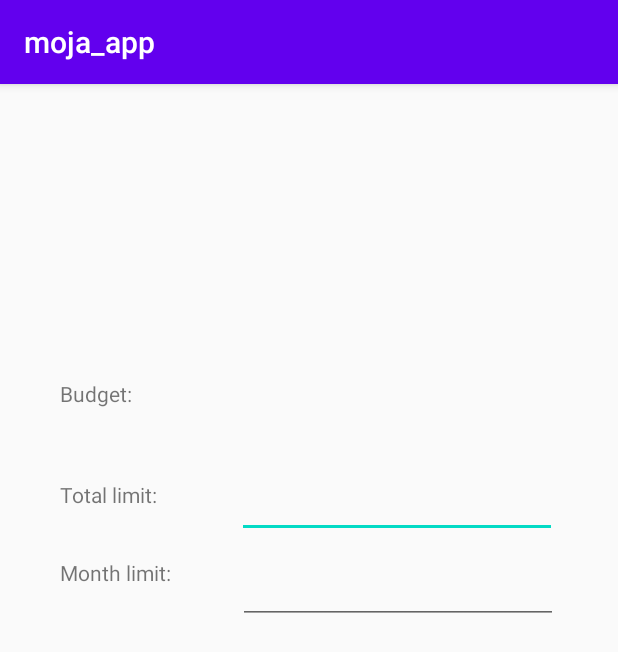
After one commit to ekarahodza1/FinanceTracker, an Android app: the fragment BudgetFragment shown on its own in the app's theme, on a phone screen of 412 x 824 dp. The commit adds this screen. Shown: the top 652 px of the screen. Run offline under Robolectric (Android 15) with nearby library versions, the phone set to English and light mode, and no system bars.

Commit message:
budget fragment

```diff
--- /dev/null
+++ b/app/src/main/java/ba/unsa/etf/rma/moja_app/BudgetFragment.java
@@ -0,0 +1,17 @@
+package ba.unsa.etf.rma.moja_app;
+
+import android.os.Bundle;
+import android.view.LayoutInflater;
+import android.view.View;
+import android.view.ViewGroup;
+
+import androidx.fragment.app.Fragment;
+
+public class BudgetFragment extends Fragment {
+    @Override
+    public View onCreateView(LayoutInflater inflater, ViewGroup container, Bundle savedInstanceState) {
+
+        return inflater.inflate(R.layout.budget_fragment, container, false);
+    }
+
+}
--- a/app/src/main/java/ba/unsa/etf/rma/moja_app/MainActivity.java
+++ b/app/src/main/java/ba/unsa/etf/rma/moja_app/MainActivity.java
@@ -135,13 +135,16 @@ public class MainActivity extends AppCompatActivity implements TransactionListFr
         TransactionListFragment listFragment = new TransactionListFragment();
         TransactionDetailFragment detailFragment = new TransactionDetailFragment();
         listFragment.setArguments(arguments);
+        detailFragment.setArguments(arguments);
         getSupportFragmentManager().beginTransaction()
                 .replace(R.id.transaction_list, listFragment)
                 .addToBackStack(null)
                 .commit();
-//        getSupportFragmentManager().beginTransaction()
-//                .replace(R.id.transaction_detail, detailFragment)
-//                .commit();
+        if (twoPaneMode) {
+            getSupportFragmentManager().beginTransaction()
+                    .replace(R.id.transaction_detail, detailFragment)
+                    .commit();
+        }
     }
 
     @RequiresApi(api = Build.VERSION_CODES.O)
@@ -149,22 +152,22 @@ public class MainActivity extends AppCompatActivity implements TransactionListFr
 
         Bundle arguments = new Bundle();
         arguments.putParcelable("new", transaction);
+//        TransactionDetailFragment detailFragment = new TransactionDetailFragment();
+//        detailFragment.setArguments(arguments);
+//        getSupportFragmentManager().beginTransaction()
+//                .replace(R.id.transaction_list, detailFragment)
+//                .addToBackStack(null)
+//                .commit();
+        TransactionListFragment listFragment = new TransactionListFragment();
         TransactionDetailFragment detailFragment = new TransactionDetailFragment();
-        detailFragment.setArguments(arguments);
+        listFragment.setArguments(arguments);
         getSupportFragmentManager().beginTransaction()
-                .replace(R.id.transaction_list, detailFragment)
+                .replace(R.id.transaction_list, listFragment)
                 .addToBackStack(null)
                 .commit();
-//        TransactionListFragment listFragment = new TransactionListFragment();
-//        TransactionDetailFragment detailFragment = new TransactionDetailFragment();
-//        listFragment.setArguments(arguments);
-//        getSupportFragmentManager().beginTransaction()
-//                .replace(R.id.transaction_list, listFragment)
-//                .addToBackStack(null)
-//                .commit();
-//        getSupportFragmentManager().beginTransaction()
-//                .replace(R.id.transaction_detail, detailFragment)
-//                .commit();
+        getSupportFragmentManager().beginTransaction()
+                .replace(R.id.transaction_detail, detailFragment)
+                .commit();
     }
 
 
--- /dev/null
+++ b/app/src/main/res/layout/budget_fragment.xml
@@ -0,0 +1,75 @@
+<?xml version="1.0" encoding="utf-8"?>
+<androidx.constraintlayout.widget.ConstraintLayout
+    xmlns:android="http://schemas.android.com/apk/res/android"
+    xmlns:app="http://schemas.android.com/apk/res-auto"
+    xmlns:tools="http://schemas.android.com/tools"
+    android:layout_width="match_parent"
+    android:layout_height="match_parent">
+
+    <EditText
+        android:id="@+id/totalLimit"
+        android:layout_width="wrap_content"
+        android:layout_height="wrap_content"
+        android:layout_marginStart="24dp"
+        android:layout_marginBottom="12dp"
+        android:ems="10"
+        android:inputType="number"
+        app:layout_constraintBottom_toTopOf="@+id/monthLimit"
+        app:layout_constraintEnd_toEndOf="parent"
+        app:layout_constraintHorizontal_bias="0.259"
+        app:layout_constraintStart_toEndOf="@+id/textView3" />
+
+    <EditText
+        android:id="@+id/monthLimit"
+        android:layout_width="wrap_content"
+        android:layout_height="wrap_content"
+        android:layout_marginEnd="40dp"
+        android:layout_marginBottom="408dp"
+        android:ems="10"
+        android:inputType="number"
+        app:layout_constraintBottom_toBottomOf="parent"
+        app:layout_constraintEnd_toEndOf="parent" />
+
+    <TextView
+        android:id="@+id/label1"
+        android:layout_width="80dp"
+        android:layout_height="40dp"
+        android:layout_marginStart="40dp"
+        android:text="Budget:"
+        app:layout_constraintBottom_toTopOf="@+id/textView3"
+        app:layout_constraintStart_toStartOf="parent"
+        app:layout_constraintTop_toTopOf="parent"
+        app:layout_constraintVertical_bias="0.879" />
+
+    <TextView
+        android:id="@+id/textView2"
+        android:layout_width="80dp"
+        android:layout_height="40dp"
+        android:layout_marginStart="40dp"
+        android:layout_marginBottom="412dp"
+        android:text="Month limit:"
+        app:layout_constraintBottom_toBottomOf="parent"
+        app:layout_constraintStart_toStartOf="parent" />
+
+    <TextView
+        android:id="@+id/textView3"
+        android:layout_width="80dp"
+        android:layout_height="40dp"
+        android:layout_marginStart="40dp"
+        android:layout_marginBottom="12dp"
+        android:text="Total limit: "
+        app:layout_constraintBottom_toTopOf="@+id/textView2"
+        app:layout_constraintStart_toStartOf="parent" />
+
+    <TextView
+        android:id="@+id/budgetView"
+        android:layout_width="120dp"
+        android:layout_height="40dp"
+        app:layout_constraintBottom_toTopOf="@+id/totalLimit"
+        app:layout_constraintEnd_toEndOf="parent"
+        app:layout_constraintHorizontal_bias="0.222"
+        app:layout_constraintStart_toEndOf="@+id/label1"
+        app:layout_constraintTop_toTopOf="parent"
+        app:layout_constraintVertical_bias="0.865" />
+
+</androidx.constraintlayout.widget.ConstraintLayout>
```
